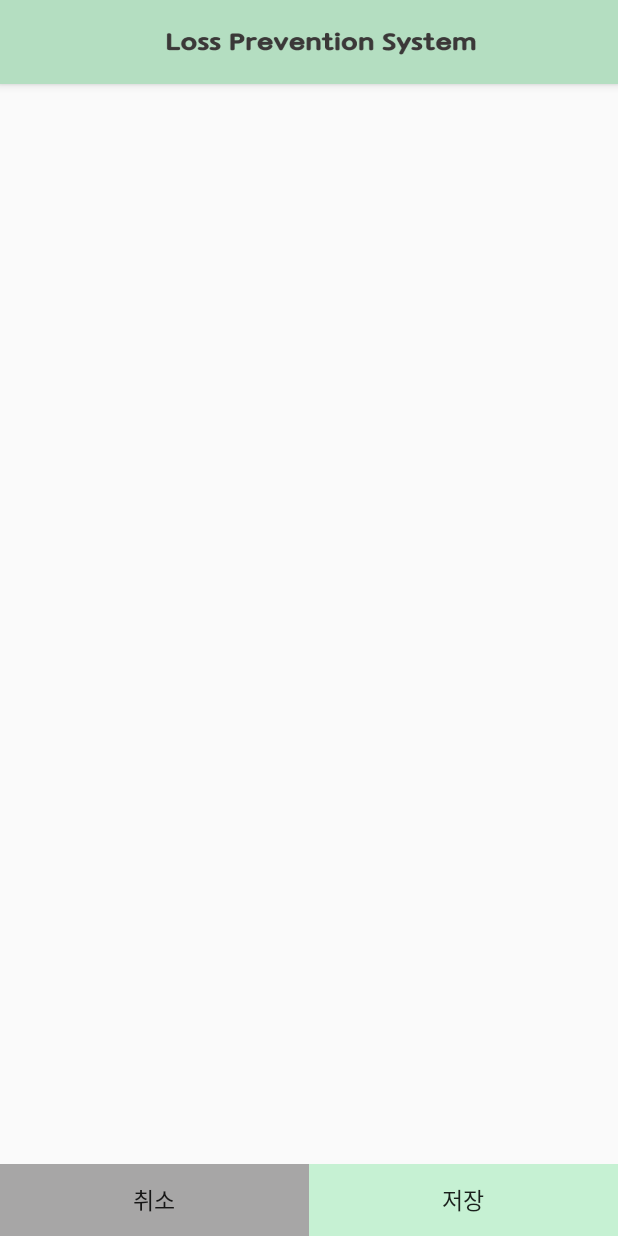
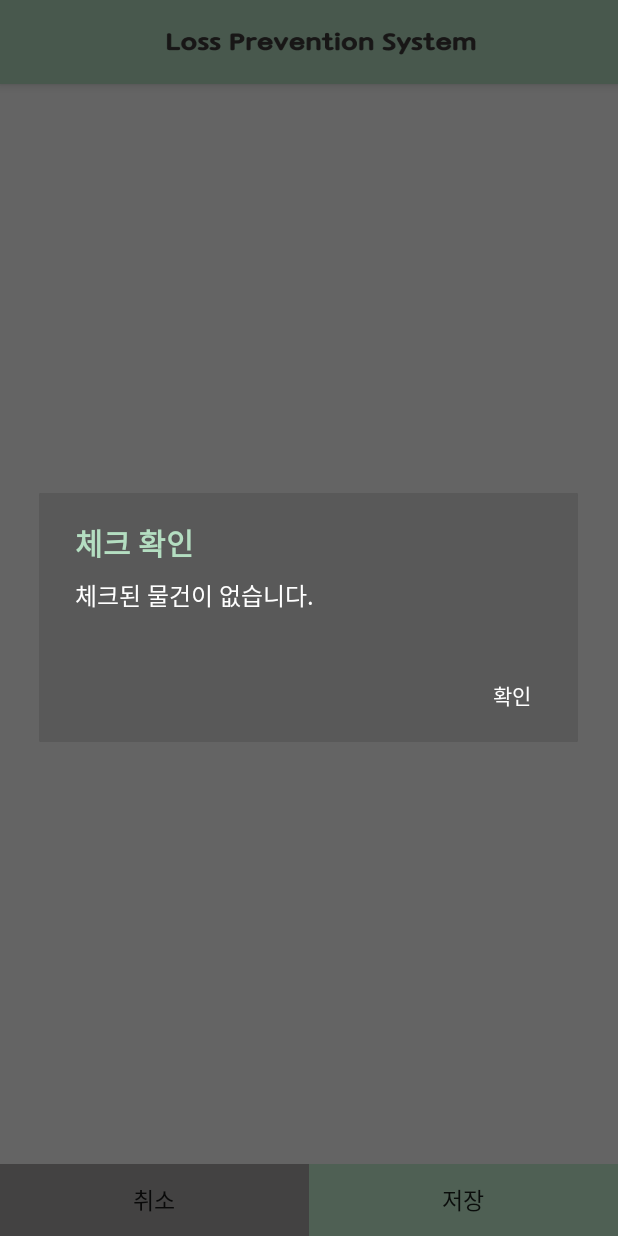
Before and after one commit to chocomaros/Loss-Prevention-System, an Android app: the PutItemToGroupActivity screen opened directly, with no data from a screen before it, after a tap on "저장", on a phone screen of 412 x 824 dp. Run offline under Robolectric (Android 15) with nearby library versions, the phone set to English and light mode, and no system bars; libraries missing offline, so code that uses them is left out: java.security.acl.

Commit message:
그룹 저장하기 마저 해야합니당~

```diff
--- a/app/src/main/java/com/example/yena/losspreventionsystem/DBTable.java
+++ b/app/src/main/java/com/example/yena/losspreventionsystem/DBTable.java
@@ -9,7 +9,8 @@ public class DBTable {
                 BEACON_ID = "BEACON_ID",
                 ITEM_NAME = "ITEM_NAME",
                 ITEM_DISTANCE = "ITEM_DISTANCE",
-                ITEM_ALARM_STATUS = "ITEM_ALARM_STATUS";
+                ITEM_ALARM_STATUS = "ITEM_ALARM_STATUS",
+                ITEM_LOSS_TIME = "ITEM_LOSS_TIME";
     }
     public static class GroupInfoTable{
         public static final String TABLE_NAME = "GroupInfo",
--- a/app/src/main/java/com/example/yena/losspreventionsystem/GroupFragment.java
+++ b/app/src/main/java/com/example/yena/losspreventionsystem/GroupFragment.java
@@ -34,7 +34,7 @@ public class GroupFragment extends Fragment {
         groupList.add(group1);
         groupList.add(group2);
         groupList.add(group3);
-        adapter = new GroupAdapter(groupList);
+        adapter = new GroupAdapter(groupList,GroupAdapter.MAIN);
     }
 
     @Override
--- a/app/src/main/java/com/example/yena/losspreventionsystem/InformationAdapter.java
+++ b/app/src/main/java/com/example/yena/losspreventionsystem/InformationAdapter.java
@@ -50,6 +50,7 @@ public class InformationAdapter extends RecyclerView.Adapter<InformationAdapter.
                 activityState = PUT_GROUP;
                 checkBoxVisibility = true;
                 distanceVisibility = false;
+                break;
         }
         this.itemList = itemList;
     }
--- a/app/src/main/java/com/example/yena/losspreventionsystem/LPSDBHelper.java
+++ b/app/src/main/java/com/example/yena/losspreventionsystem/LPSDBHelper.java
@@ -18,7 +18,8 @@ public class LPSDBHelper extends SQLiteOpenHelper {
             + DBTable.ItemInfoTable.BEACON_ID + " text primary key, "
             + DBTable.ItemInfoTable.ITEM_NAME + " text not null , "
             + DBTable.ItemInfoTable.ITEM_DISTANCE + " double , "
-            + DBTable.ItemInfoTable.ITEM_ALARM_STATUS + " int ); ";
+            + DBTable.ItemInfoTable.ITEM_ALARM_STATUS + " int, "
+            + DBTable.ItemInfoTable.ITEM_LOSS_TIME + " text ); ";
 
     private static final String CREATE_TABLE_GROUP_INFO = "create table "
             + DBTable.GroupInfoTable.TABLE_NAME + "("
--- a/app/src/main/java/com/example/yena/losspreventionsystem/MainActivity.java
+++ b/app/src/main/java/com/example/yena/losspreventionsystem/MainActivity.java
@@ -15,6 +15,8 @@ import android.view.View;
 import android.view.Menu;
 import android.view.MenuItem;
 import android.widget.ImageButton;
+
+import java.util.ArrayList;
 
 public class MainActivity extends AppCompatActivity {
 
@@ -122,7 +124,8 @@ public class MainActivity extends AppCompatActivity {
         super.onActivityResult(requestCode, resultCode, data);
         if(requestCode == REQUEST_PUT_ITEM_TO_GROUP){
             if(resultCode == RESULT_OK){
-
+//                ArrayList<ItemInfo> itemsInGroup = new ArrayList<ItemInfo>();
+//                itemsInGroup = (ArrayList<ItemInfo>)getIntent().getSerializableExtra(PutItemToGroupActivity.ITEMS_IN_GROUP);
             }
         }
     }
--- a/app/src/main/java/com/example/yena/losspreventionsystem/PutItemToGroupActivity.java
+++ b/app/src/main/java/com/example/yena/losspreventionsystem/PutItemToGroupActivity.java
@@ -1,5 +1,8 @@
 package com.example.yena.losspreventionsystem;
 
+import android.content.DialogInterface;
+import android.content.Intent;
+import android.support.v7.app.AlertDialog;
 import android.support.v7.app.AppCompatActivity;
 import android.os.Bundle;
 import android.support.v7.widget.LinearLayoutManager;
@@ -13,6 +16,8 @@ import java.lang.reflect.Array;
 import java.util.ArrayList;
 
 public class PutItemToGroupActivity extends AppCompatActivity {
+
+    public static final String ITEMS_IN_GROUP = "ItemsInGroup";
 
     private ArrayList<ItemInfo> itemList;
     private Button btCancel, btSave;
@@ -39,7 +44,7 @@ public class PutItemToGroupActivity extends AppCompatActivity {
         btCancel.setOnClickListener(new View.OnClickListener() {
             @Override
             public void onClick(View v) {
-
+                setResult(RESULT_CANCELED);
             }
         });
 
@@ -52,10 +57,31 @@ public class PutItemToGroupActivity extends AppCompatActivity {
                         itemsInGroup.add(itemList.get(i));
                     }
                 }
+                Log.d("PutItemToGroupActivity ", "checked item # " + itemsInGroup.size());
 
-
-                Log.d("PutItemToGroupActivity ", "checked item # "+itemsInGroup.size());
+                if(itemsInGroup.size() == 0){
+                    printAlertDialog("체크 확인","체크된 물건이 없습니다.");
+                } else{
+                    Intent intent = new Intent();
+                    intent.putExtra(ITEMS_IN_GROUP,itemsInGroup);
+                    setResult(RESULT_OK,intent);
+                }
             }
         });
     }
+
+    void printAlertDialog(String title, String message){
+        AlertDialog.Builder builder = new AlertDialog.Builder(this);
+
+        builder.setTitle(title)
+                .setMessage(message)
+                .setCancelable(false)
+                .setPositiveButton("확인", new DialogInterface.OnClickListener() {
+                    public void onClick(DialogInterface dialog, int whichButton) {
+                        dialog.cancel();
+                    }
+                });
+        AlertDialog dialog = builder.create();
+        dialog.show();
+    }
 }
--- a/app/src/main/res/layout/card_group_info.xml
+++ b/app/src/main/res/layout/card_group_info.xml
@@ -11,6 +11,11 @@
         android:layout_width="match_parent"
         android:layout_height="match_parent"
         android:weightSum="10">
+
+        <RadioButton
+            android:layout_width="wrap_content"
+            android:layout_height="wrap_content"
+            android:id="@+id/rb_group"/>
 
         <TextView
             android:layout_width="wrap_content"
```
Also changed, not shown: app/src/main/java/com/example/yena/losspreventionsystem/GroupAdapter.java (+38 -0 lines), app/src/main/java/com/example/yena/losspreventionsystem/GroupSaveDialog.java (added, +56 -0 lines), app/src/main/java/com/example/yena/losspreventionsystem/ItemInfo.java (+22 -1 lines), app/src/main/res/layout/dialog_group_save.xml (added, +63 -0 lines).
